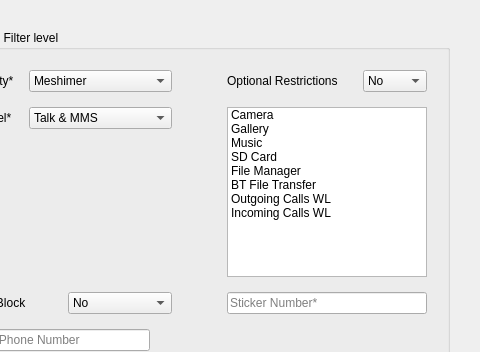
Old version of the form gui/customerinfowgt.ui in the repository seniordev312/CSharpEncryptionWinClient; both pictures show x 605 to 1085 and y 0 to 352 of the 1085 by 640 pixel window.
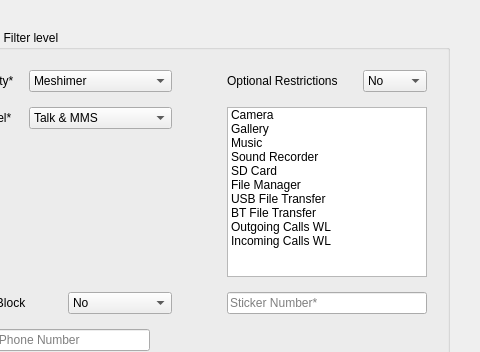
New version of the form.

Patch:
```diff
--- a/gui/customerinfowgt.ui
+++ b/gui/customerinfowgt.ui
@@ -311,6 +311,14 @@
                  <enum>Unchecked</enum>
                 </property>
                </item>
+               <item>
+                <property name="text">
+                 <string>Sound Recorder</string>
+                </property>
+                <property name="checkState">
+                 <enum>Unchecked</enum>
+                </property>
+               </item>
                <item>
                 <property name="text">
                  <string>SD Card</string>
@@ -327,6 +335,14 @@
                  <enum>Unchecked</enum>
                 </property>
                </item>
+               <item>
+                <property name="text">
+                 <string>USB File Transfer </string>
+                </property>
+                <property name="checkState">
+                 <enum>Unchecked</enum>
+                </property>
+               </item>
                <item>
                 <property name="text">
                  <string>BT File Transfer</string>
```
